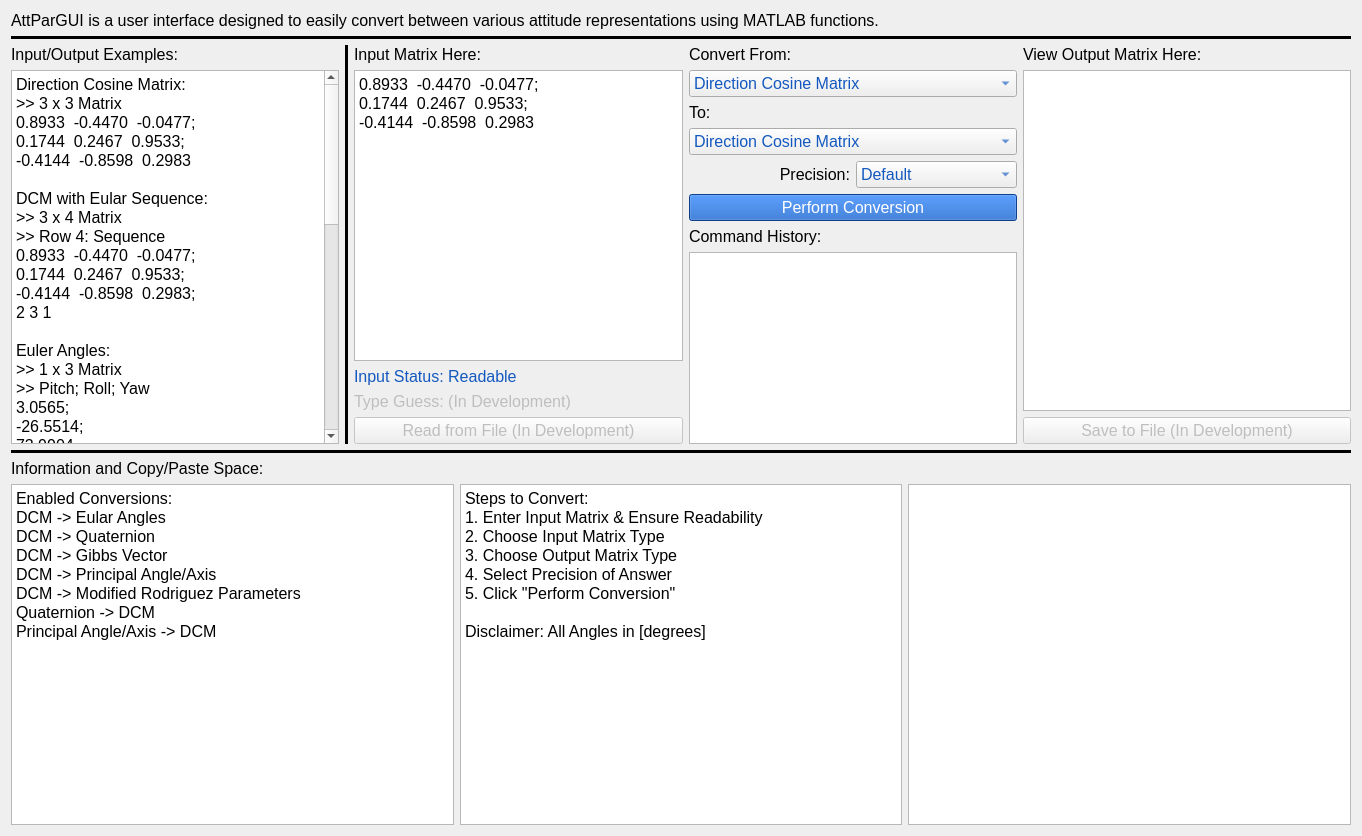
Old version of the form Attitude/AttPar/Python_AttPar/attpar_ui.ui in the repository Kheirlb/460_Project_Code.
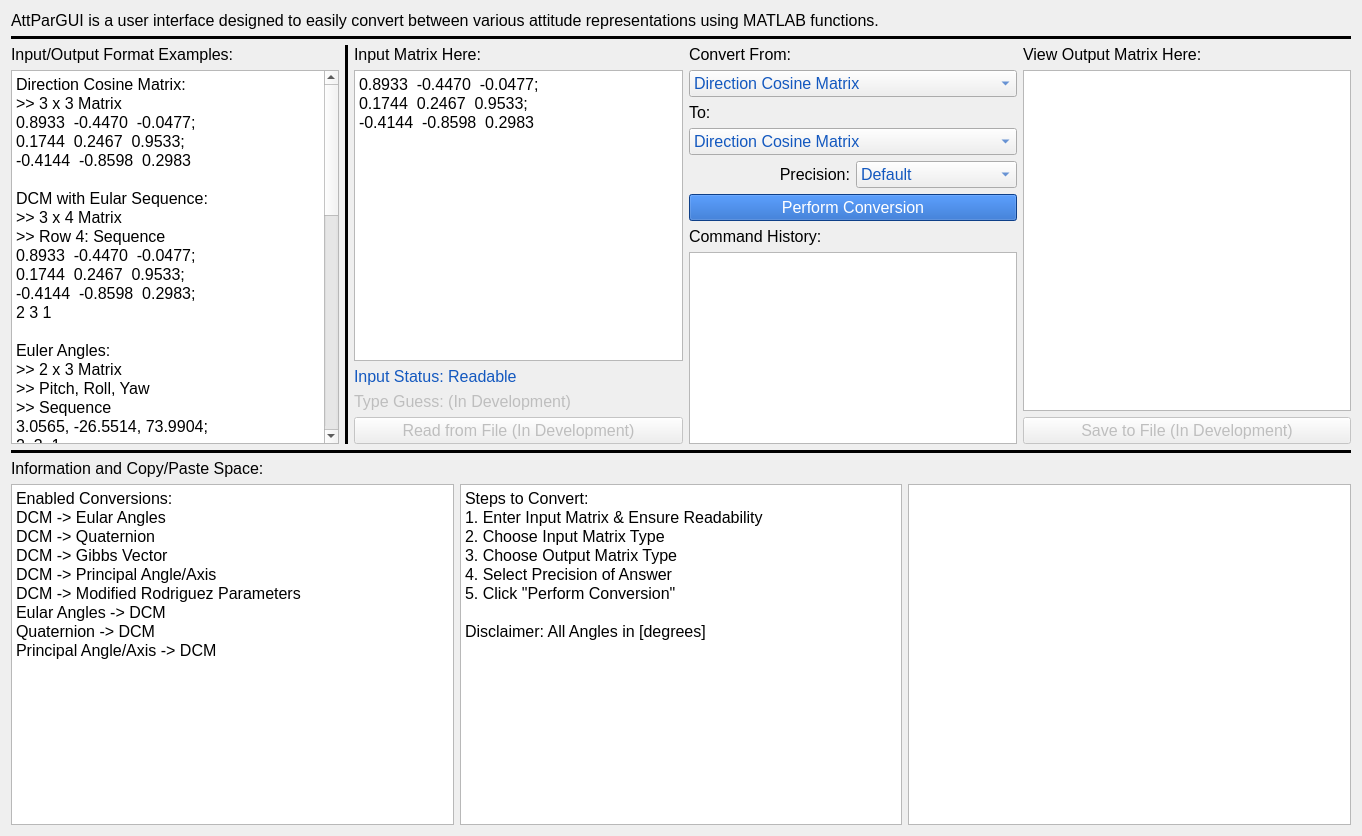
New version of the form.

Diff of the .ui file:
```diff
--- a/Attitude/AttPar/Python_AttPar/attpar_ui.ui
+++ b/Attitude/AttPar/Python_AttPar/attpar_ui.ui
@@ -59,7 +59,7 @@
            </font>
           </property>
           <property name="text">
-           <string>Input/Output Examples:</string>
+           <string>Input/Output Format Examples:</string>
           </property>
           <property name="alignment">
            <set>Qt::AlignLeading|Qt::AlignLeft|Qt::AlignTop</set>
@@ -96,18 +96,21 @@
 &lt;p style=&quot; margin-top:0px; margin-bottom:0px; margin-left:0px; margin-right:0px; -qt-block-indent:0; text-indent:0px;&quot;&gt;2 3 1&lt;/p&gt;
 &lt;p style=&quot;-qt-paragraph-type:empty; margin-top:0px; margin-bottom:0px; margin-left:0px; margin-right:0px; -qt-block-indent:0; text-indent:0px; color:#000000;&quot;&gt;&lt;br /&gt;&lt;/p&gt;
 &lt;p style=&quot; margin-top:0px; margin-bottom:0px; margin-left:0px; margin-right:0px; -qt-block-indent:0; text-indent:0px;&quot;&gt;Euler Angles: &lt;/p&gt;
-&lt;p style=&quot; margin-top:0px; margin-bottom:0px; margin-left:0px; margin-right:0px; -qt-block-indent:0; text-indent:0px;&quot;&gt;&amp;gt;&amp;gt; 1 x 3 Matrix&lt;/p&gt;
-&lt;p style=&quot; margin-top:0px; margin-bottom:0px; margin-left:0px; margin-right:0px; -qt-block-indent:0; text-indent:0px;&quot;&gt;&amp;gt;&amp;gt; Pitch; Roll; Yaw&lt;/p&gt;
-&lt;p style=&quot; margin-top:0px; margin-bottom:0px; margin-left:0px; margin-right:0px; -qt-block-indent:0; text-indent:0px;&quot;&gt;3.0565;&lt;/p&gt;
-&lt;p style=&quot; margin-top:0px; margin-bottom:0px; margin-left:0px; margin-right:0px; -qt-block-indent:0; text-indent:0px;&quot;&gt;-26.5514;&lt;/p&gt;
-&lt;p style=&quot; margin-top:0px; margin-bottom:0px; margin-left:0px; margin-right:0px; -qt-block-indent:0; text-indent:0px;&quot;&gt;73.9904&lt;/p&gt;
+&lt;p style=&quot; margin-top:0px; margin-bottom:0px; margin-left:0px; margin-right:0px; -qt-block-indent:0; text-indent:0px;&quot;&gt;&amp;gt;&amp;gt; 2 x 3 Matrix &lt;/p&gt;
+&lt;p style=&quot; margin-top:0px; margin-bottom:0px; margin-left:0px; margin-right:0px; -qt-block-indent:0; text-indent:0px;&quot;&gt;&amp;gt;&amp;gt; Pitch, Roll, Yaw&lt;/p&gt;
+&lt;p style=&quot; margin-top:0px; margin-bottom:0px; margin-left:0px; margin-right:0px; -qt-block-indent:0; text-indent:0px;&quot;&gt;&amp;gt;&amp;gt; Sequence&lt;/p&gt;
+&lt;p style=&quot; margin-top:0px; margin-bottom:0px; margin-left:0px; margin-right:0px; -qt-block-indent:0; text-indent:0px;&quot;&gt;3.0565, -26.5514, 73.9904;&lt;/p&gt;
+&lt;p style=&quot; margin-top:0px; margin-bottom:0px; margin-left:0px; margin-right:0px; -qt-block-indent:0; text-indent:0px;&quot;&gt;&lt;span style=&quot; color:#000000;&quot;&gt;2, 3, 1&lt;/span&gt;&lt;/p&gt;
 &lt;p style=&quot;-qt-paragraph-type:empty; margin-top:0px; margin-bottom:0px; margin-left:0px; margin-right:0px; -qt-block-indent:0; text-indent:0px; color:#000000;&quot;&gt;&lt;br /&gt;&lt;/p&gt;
 &lt;p style=&quot; margin-top:0px; margin-bottom:0px; margin-left:0px; margin-right:0px; -qt-block-indent:0; text-indent:0px;&quot;&gt;Quaternion: &lt;/p&gt;
-&lt;p style=&quot; margin-top:0px; margin-bottom:0px; margin-left:0px; margin-right:0px; -qt-block-indent:0; text-indent:0px;&quot;&gt;&amp;gt;&amp;gt; 1 x 4 Matrix&lt;/p&gt;
-&lt;p style=&quot; margin-top:0px; margin-bottom:0px; margin-left:0px; margin-right:0px; -qt-block-indent:0; text-indent:0px;&quot;&gt;0.5806; &lt;/p&gt;
-&lt;p style=&quot; margin-top:0px; margin-bottom:0px; margin-left:0px; margin-right:0px; -qt-block-indent:0; text-indent:0px;&quot;&gt;-0.1174;&lt;/p&gt;
-&lt;p style=&quot; margin-top:0px; margin-bottom:0px; margin-left:0px; margin-right:0px; -qt-block-indent:0; text-indent:0px;&quot;&gt;-0.1990;&lt;/p&gt;
-&lt;p style=&quot; margin-top:0px; margin-bottom:0px; margin-left:0px; margin-right:0px; -qt-block-indent:0; text-indent:0px;&quot;&gt;0.7808&lt;/p&gt;
+&lt;p style=&quot; margin-top:0px; margin-bottom:0px; margin-left:0px; margin-right:0px; -qt-block-indent:0; text-indent:0px;&quot;&gt;&amp;gt;&amp;gt; 1 x 4 Matrix &lt;/p&gt;
+&lt;p style=&quot; margin-top:0px; margin-bottom:0px; margin-left:0px; margin-right:0px; -qt-block-indent:0; text-indent:0px;&quot;&gt;0.5806, -0.1174, -0.1990, 0.7808&lt;/p&gt;
+&lt;p style=&quot;-qt-paragraph-type:empty; margin-top:0px; margin-bottom:0px; margin-left:0px; margin-right:0px; -qt-block-indent:0; text-indent:0px; color:#000000;&quot;&gt;&lt;br /&gt;&lt;/p&gt;
+&lt;p style=&quot; margin-top:0px; margin-bottom:0px; margin-left:0px; margin-right:0px; -qt-block-indent:0; text-indent:0px;&quot;&gt;Quaternion &lt;span style=&quot; color:#000000;&quot;&gt;with Eular Sequence:&lt;/span&gt;&lt;/p&gt;
+&lt;p style=&quot; margin-top:0px; margin-bottom:0px; margin-left:0px; margin-right:0px; -qt-block-indent:0; text-indent:0px;&quot;&gt;&amp;gt;&amp;gt; 2 x 4 Matrix &lt;/p&gt;
+&lt;p style=&quot; margin-top:0px; margin-bottom:0px; margin-left:0px; margin-right:0px; -qt-block-indent:0; text-indent:0px;&quot;&gt;&amp;gt;&amp;gt; Second Row: Sequence and a 0&lt;/p&gt;
+&lt;p style=&quot; margin-top:0px; margin-bottom:0px; margin-left:0px; margin-right:0px; -qt-block-indent:0; text-indent:0px;&quot;&gt;0.5806, -0.1174, -0.1990, 0.7808;&lt;/p&gt;
+&lt;p style=&quot; margin-top:0px; margin-bottom:0px; margin-left:0px; margin-right:0px; -qt-block-indent:0; text-indent:0px;&quot;&gt;2, 3, 1, 0&lt;/p&gt;
 &lt;p style=&quot;-qt-paragraph-type:empty; margin-top:0px; margin-bottom:0px; margin-left:0px; margin-right:0px; -qt-block-indent:0; text-indent:0px; color:#000000;&quot;&gt;&lt;br /&gt;&lt;/p&gt;
 &lt;p style=&quot; margin-top:0px; margin-bottom:0px; margin-left:0px; margin-right:0px; -qt-block-indent:0; text-indent:0px;&quot;&gt;Gibbs Vectors: &lt;/p&gt;
 &lt;p style=&quot; margin-top:0px; margin-bottom:0px; margin-left:0px; margin-right:0px; -qt-block-indent:0; text-indent:0px;&quot;&gt;&amp;gt;&amp;gt; 1 x 3 Matrix&lt;/p&gt;
@@ -550,6 +553,7 @@
 &lt;p style=&quot; margin-top:0px; margin-bottom:0px; margin-left:0px; margin-right:0px; -qt-block-indent:0; text-indent:0px;&quot;&gt;DCM -&amp;gt; Gibbs Vector&lt;/p&gt;
 &lt;p style=&quot; margin-top:0px; margin-bottom:0px; margin-left:0px; margin-right:0px; -qt-block-indent:0; text-indent:0px;&quot;&gt;DCM -&amp;gt; Principal Angle/Axis&lt;/p&gt;
 &lt;p style=&quot; margin-top:0px; margin-bottom:0px; margin-left:0px; margin-right:0px; -qt-block-indent:0; text-indent:0px;&quot;&gt;DCM -&amp;gt; Modified Rodriguez Parameters&lt;/p&gt;
+&lt;p style=&quot; margin-top:0px; margin-bottom:0px; margin-left:0px; margin-right:0px; -qt-block-indent:0; text-indent:0px;&quot;&gt;Eular Angles -&amp;gt; DCM&lt;/p&gt;
 &lt;p style=&quot; margin-top:0px; margin-bottom:0px; margin-left:0px; margin-right:0px; -qt-block-indent:0; text-indent:0px;&quot;&gt;Quaternion -&amp;gt; DCM&lt;/p&gt;
 &lt;p style=&quot; margin-top:0px; margin-bottom:0px; margin-left:0px; margin-right:0px; -qt-block-indent:0; text-indent:0px;&quot;&gt;Principal Angle/Axis -&amp;gt; DCM&lt;/p&gt;&lt;/body&gt;&lt;/html&gt;</string>
         </property>
```
